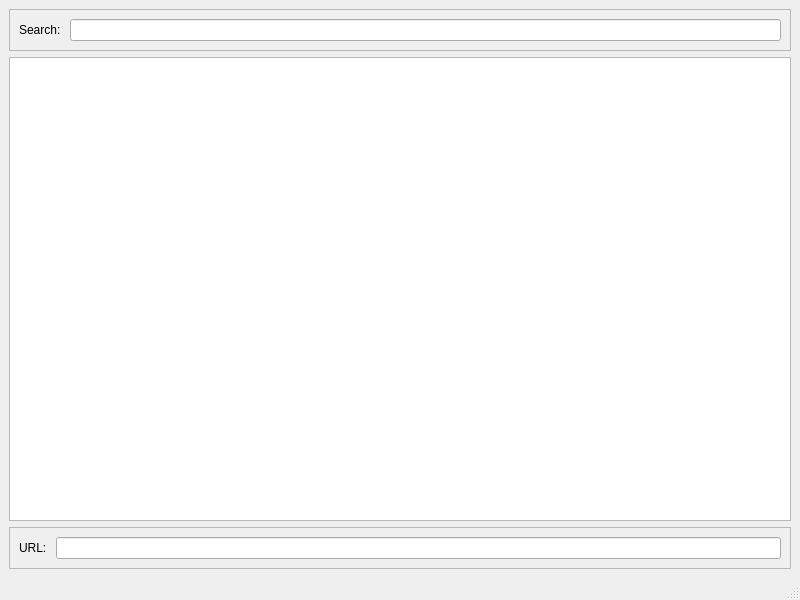
Qt form weboob/frontends/qvideoob/ui/main_window.ui (laurentb/weboob) before a commit.
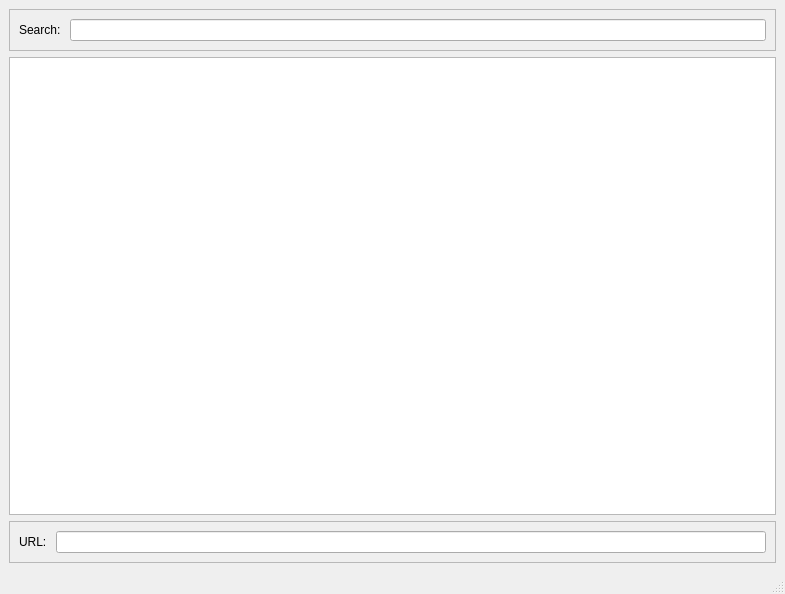
The same form after that commit.

Commit message: remove from repository generated ui python files

Patch:
```diff
--- a/weboob/frontends/qvideoob/ui/main_window.ui
+++ b/weboob/frontends/qvideoob/ui/main_window.ui
@@ -6,8 +6,8 @@
    <rect>
     <x>0</x>
     <y>0</y>
-    <width>800</width>
-    <height>600</height>
+    <width>785</width>
+    <height>594</height>
    </rect>
   </property>
   <property name="windowTitle">
@@ -50,8 +50,8 @@
         <rect>
          <x>0</x>
          <y>0</y>
-         <width>778</width>
-         <height>425</height>
+         <width>763</width>
+         <height>419</height>
         </rect>
        </property>
        <property name="styleSheet">
```
Left out of the diff: 2 changed lines with no effect on the pictures. The commit also changes 2 other files.
